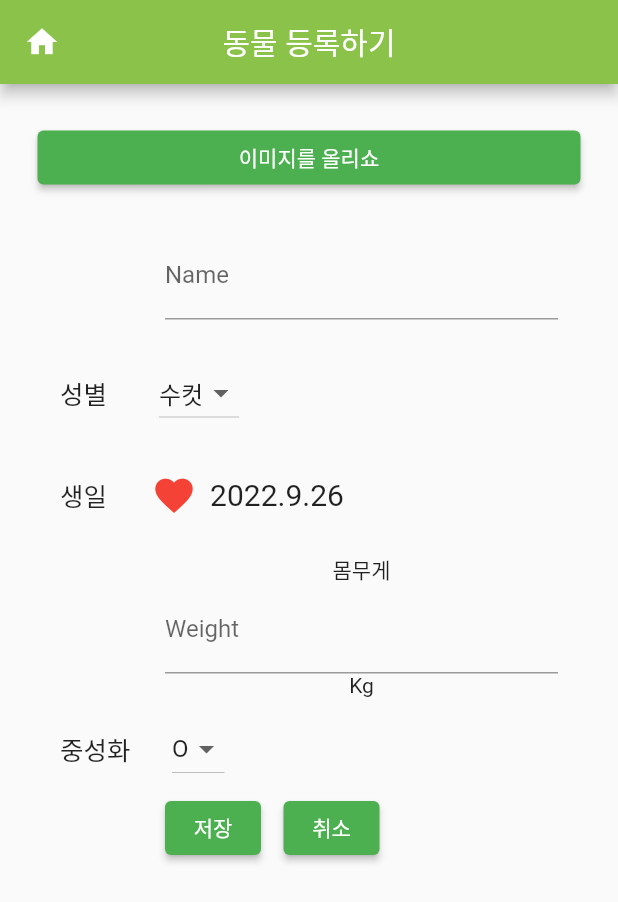
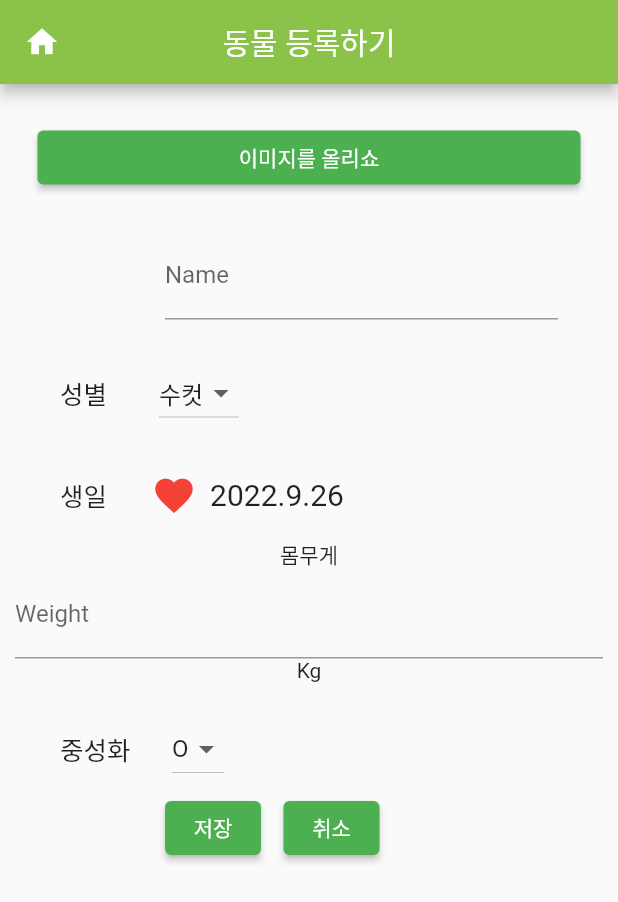
Before and after one commit to lsuinl/Ahri_manager, a Flutter app: the screen it shows after launch, on a phone screen of 412 x 824 dp. Shown: the top 902 px of the screen. Run offline on Flutter 3.47's test engine with Material 2 defaults, Android fonts, the phone set to English and light mode, and no system bars; our stand-ins replace geolocator, google_maps_flutter, image_picker, webview_flutter.

```diff
--- a/lib/screen/start.dart
+++ b/lib/screen/start.dart
@@ -173,10 +173,8 @@ class _StartScreenState extends State<StartScreen> {
               ),
             ),
 
-
-            Padding(//무게
-              padding: EdgeInsets.fromLTRB(100, 10, 30, 0),
-              child: Column(
+            //Column으로 묶고 두개를 Row로 하면 될 거 같긴 한데 왜 안되는진 모르겠음여
+            Column( //'몸무게' 텍스트
               children: [
                 Text('몸무게'),
                 TextField(
@@ -191,6 +189,15 @@ class _StartScreenState extends State<StartScreen> {
                 ),
               ],
             ),
+
+            Column( //몸무게 설정
+              children: [
+                Padding(
+                  padding: EdgeInsets.fromLTRB(100, 10, 30, 0), //왼쪽, 위, 오르쪽, 밑
+                  //padding: EdgeInsets.only(left: 100, right: 100),
+                  //child:
+                ),
+              ],
             ),
 
 
```
Also changed, not shown: lib/screen/buy_object.dart (+16 -2 lines). Lines whose indentation alone changed are shown as unchanged.
